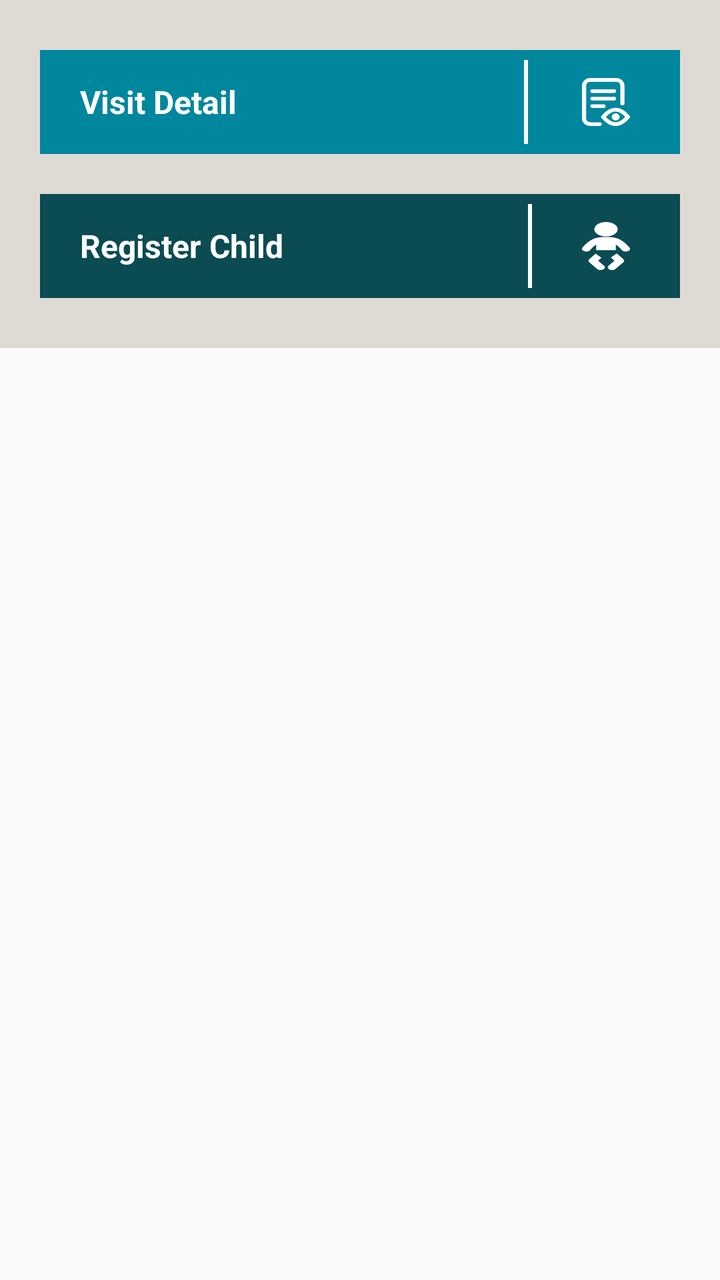
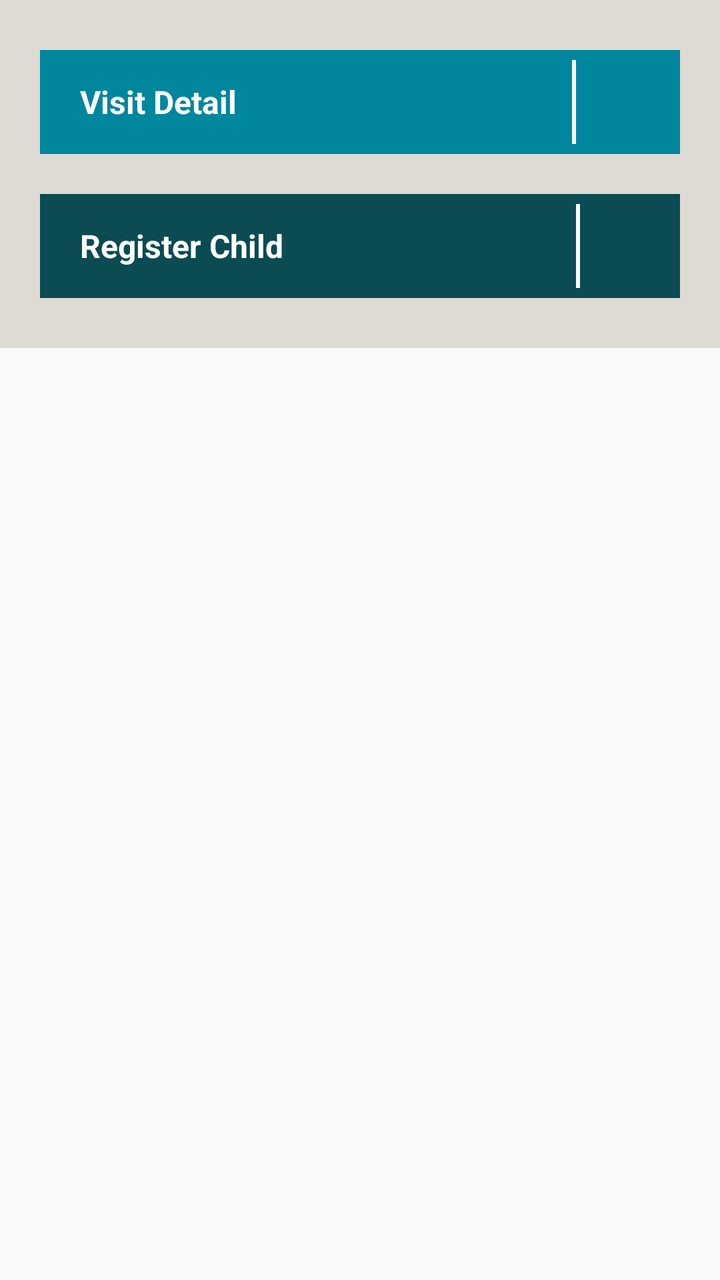

Before-and-after screenshots of an Android layout around one commit, followed by the original layout XML and the change that was made.
<!-- AndroidManifest.xml: application theme AppCompactTheme -->
<!-- res/layout/activity_register_child.xml -->
<?xml version="1.0" encoding="utf-8"?>
<LinearLayout xmlns:android="http://schemas.android.com/apk/res/android"
    android:orientation="vertical"
    android:layout_width="match_parent"
    android:layout_height="match_parent"
    android:background="@color/clmrs_bg">

    <LinearLayout
        android:layout_width="match_parent"
        android:layout_height="wrap_content"
        android:orientation="vertical"
        android:paddingLeft="20dp"
        android:paddingTop="25dp"
        android:paddingBottom="25dp"
        android:paddingRight="20dp"
        android:background="@color/clmrs_bg_gray">

    <RelativeLayout
        android:orientation="horizontal"
        android:id="@+id/childVisitDetailButton"
        android:layout_width="match_parent"
        android:gravity="center_vertical"
        android:layout_height="52dp"
        android:weightSum="3"
        android:background="@drawable/border_visit_detail_bg">

        <TextView
            android:layout_width="wrap_content"
            android:layout_height="wrap_content"
            android:text="@string/visit_detail"
            android:layout_gravity="center|left"
            android:paddingLeft="20dp"
            android:textStyle="bold"
            android:layout_centerVertical="true"
            android:layout_alignParentLeft="true"
            android:layout_toLeftOf="@+id/view_line_visit_detail"
            android:textSize="16dp"
            android:layout_weight="3"
            android:textColor="@color/ofis_base_font_white" />

        <View
            android:layout_width="2dp"
            android:layout_height="match_parent"
            android:id="@+id/view_line_visit_detail"
            android:layout_marginTop="5dp"
            android:layout_toLeftOf="@+id/imgv_visit_detail"
            android:layout_marginBottom="5dp"
            android:background="@color/ofis_base_font_white"/>

        <ImageView
            android:id="@+id/imgv_visit_detail"
            android:layout_width="wrap_content"
            android:layout_height="wrap_content"
            android:layout_alignParentRight="true"
            android:layout_centerVertical="true"
            android:layout_marginStart="2dp"
            android:layout_marginLeft="2dp"
            android:paddingLeft="25dp"
            android:paddingRight="25dp"
            android:src="@drawable/ic_detail_view" />

    </RelativeLayout>

        <RelativeLayout
            android:orientation="horizontal"
            android:id="@+id/addChildButton"
            android:layout_width="match_parent"
            android:gravity="center_vertical"
            android:layout_height="52dp"
            android:layout_marginTop="20dp"
            android:weightSum="3"
            android:background="@drawable/border_green_bg">

            <TextView
                android:layout_width="wrap_content"
                android:layout_height="wrap_content"
                android:text="@string/register_child"
                android:layout_gravity="center|left"
                android:paddingLeft="20dp"
                android:textStyle="bold"
                android:textColor="@color/ofis_base_font_white"
                android:layout_centerVertical="true"
                android:layout_alignParentLeft="true"
                android:layout_toLeftOf="@+id/view_line_register_child"
                android:textSize="16dp"
                android:layout_weight="3"/>

            <View
                android:layout_width="2dp"
                android:layout_height="match_parent"
                android:id="@+id/view_line_register_child"
                android:layout_marginTop="5dp"
                android:layout_toLeftOf="@+id/imgv_register_child"
                android:layout_marginBottom="5dp"
                android:background="@color/ofis_base_font_white"/>

            <ImageView
                android:layout_width="wrap_content"
                android:layout_height="wrap_content"
                android:paddingLeft="25dp"
                android:id="@+id/imgv_register_child"
                android:layout_alignParentRight="true"
                android:layout_centerVertical="true"
                android:paddingRight="25dp"
                android:src="@drawable/ic_reg_child"/>

        </RelativeLayout>
    </LinearLayout>



    <android.support.v7.widget.RecyclerView
        android:id="@+id/registerChildRecycleView"
        android:layout_width="match_parent"
        android:layout_height="wrap_content">
    </android.support.v7.widget.RecyclerView>

</LinearLayout>
<!-- resources referenced by this layout -->
<resources>
  <color name="clmrs_bg">#FAFAFA</color>
  <color name="clmrs_bg_gray">#DEDAD4</color>
  <color name="ofis_base_font_white">#ffffff</color>
  <!-- drawable border_green_bg (drawable-xhdpi) -->
  <?xml version="1.0" encoding="utf-8"?>
  <shape xmlns:android="http://schemas.android.com/apk/res/android" android:shape="rectangle">
      <solid android:color="@color/clmrs_tv_green" />
      <stroke
          android:width="1dip"
          android:color="@color/clmrs_tv_green" />
  </shape>
  <!-- drawable border_visit_detail_bg (drawable) -->
  <?xml version="1.0" encoding="utf-8"?>
  <shape xmlns:android="http://schemas.android.com/apk/res/android" android:shape="rectangle">
      <solid android:color="@color/child_visitdetailbg" />
      <stroke
          android:width="1dip"
          android:color="@color/child_visitdetailbg" />
  </shape>
  <string name="register_child">Register Child</string>
  <string name="visit_detail">Visit Detail</string>
  <style name="AppCompactTheme" parent="Theme.AppCompat.Light">
          
          <item name="android:spinnerStyle">@android:style/Widget.Holo.Light.Spinner</item>
          <item name="android:spinnerItemStyle">@style/SpinnerItem</item>
          <item name="android:spinnerDropDownItemStyle">@style/SpinnerItem.DropDownItem</item>
          <item name="android:dropDownListViewStyle">@style/StandardSpinner</item>
          <item name="android:actionBarStyle">@style/AppTheme.ActionBarStyle</item>
      </style>
  <color name="clmrs_tv_green">#0B4B52</color>
  <color name="child_visitdetailbg">#00869D</color>
  <style name="SpinnerItem" parent="Widget.AppCompat.TextView.SpinnerItem">
          <item name="android:textColor">@color/ofis_base_font_white</item>
          <item name="android:textSize">@dimen/ofis_spinner_text</item>
      </style>
  <style name="SpinnerItem.DropDownItem" parent="Widget.AppCompat.Light.DropDownItem.Spinner">
          <item name="android:textColor">@color/ofis_text_field</item>
          <item name="android:background">@color/ofis_spinner_item_background</item>
      </style>
  <style name="StandardSpinner" parent="Widget.AppCompat.ListView.DropDown">
          <item name="android:dividerHeight">@dimen/ofis_spinner_itemseparator</item>
          <item name="android:divider">@color/ofis_spinner_divider</item>
      </style>
  <style name="AppTheme.ActionBarStyle" parent="Theme.AppCompat.Light">
          <item name="android:titleTextStyle">@style/AppTheme.ActionBar.TitleTextStyle</item>
      </style>
  <dimen name="ofis_spinner_text">14sp</dimen>
  <color name="ofis_text_field">#DE000000</color>
  <color name="ofis_spinner_item_background">@color/ofis_actionbar_background</color>
  <dimen name="ofis_spinner_itemseparator">1dp</dimen>
  <color name="ofis_spinner_divider">#ff333333</color>
  <style name="AppTheme.ActionBar.TitleTextStyle" parent="android:TextAppearance">
          <item name="android:textSize">@dimen/ofis_med_text</item>
      </style>
  <color name="ofis_actionbar_background">#dddddd</color>
  <dimen name="ofis_med_text">15sp</dimen>
  <!-- unchanged entries left out for length: 2 -->
</resources>

<!-- the commit's change to res/layout/activity_register_child.xml (unified diff, before → after) -->
@@ -1,5 +1,6 @@
 <?xml version="1.0" encoding="utf-8"?>
 <LinearLayout xmlns:android="http://schemas.android.com/apk/res/android"
+    xmlns:app="http://schemas.android.com/apk/res-auto"
     android:orientation="vertical"
     android:layout_width="match_parent"
     android:layout_height="match_parent"
@@ -57,7 +58,7 @@
             android:layout_marginLeft="2dp"
             android:paddingLeft="25dp"
             android:paddingRight="25dp"
-            android:src="@drawable/ic_detail_view" />
+            app:srcCompat="@drawable/ic_detail_view" />
 
     </RelativeLayout>
 
@@ -102,17 +103,17 @@
                 android:layout_alignParentRight="true"
                 android:layout_centerVertical="true"
                 android:paddingRight="25dp"
-                android:src="@drawable/ic_reg_child"/>
+                app:srcCompat="@drawable/ic_reg_child"/>
 
         </RelativeLayout>
     </LinearLayout>
 
 
 
-    <android.support.v7.widget.RecyclerView
+    <androidx.recyclerview.widget.RecyclerView
         android:id="@+id/registerChildRecycleView"
         android:layout_width="match_parent"
         android:layout_height="wrap_content">
-    </android.support.v7.widget.RecyclerView>
+    </androidx.recyclerview.widget.RecyclerView>
 
 </LinearLayout>
<!-- resource entries referenced after the edit -->
@@ -23,11 +23,13 @@
   <string name="visit_detail">Visit Detail</string>
   <style name="AppCompactTheme" parent="Theme.AppCompat.Light">
           
-          <item name="android:spinnerStyle">@android:style/Widget.Holo.Light.Spinner</item>
+          <item name="spinnerStyle">@android:style/Widget.Holo.Light.Spinner</item>
           <item name="android:spinnerItemStyle">@style/SpinnerItem</item>
-          <item name="android:spinnerDropDownItemStyle">@style/SpinnerItem.DropDownItem</item>
-          <item name="android:dropDownListViewStyle">@style/StandardSpinner</item>
-          <item name="android:actionBarStyle">@style/AppTheme.ActionBarStyle</item>
+          <item name="spinnerDropDownItemStyle">@style/SpinnerItem.DropDownItem</item>
+          <item name="dropDownListViewStyle">@style/StandardSpinner</item>
+  
+          <item name="actionBarStyle">@style/AppTheme.ActionBarStyle</item>
+  
       </style>
   <color name="clmrs_tv_green">#0B4B52</color>
   <color name="child_visitdetailbg">#00869D</color>
@@ -37,14 +39,14 @@
       </style>
   <style name="SpinnerItem.DropDownItem" parent="Widget.AppCompat.Light.DropDownItem.Spinner">
           <item name="android:textColor">@color/ofis_text_field</item>
-          <item name="android:background">@color/ofis_spinner_item_background</item>
+          <item name="background">@color/ofis_spinner_item_background</item>
       </style>
   <style name="StandardSpinner" parent="Widget.AppCompat.ListView.DropDown">
           <item name="android:dividerHeight">@dimen/ofis_spinner_itemseparator</item>
-          <item name="android:divider">@color/ofis_spinner_divider</item>
+          <item name="divider">@color/ofis_spinner_divider</item>
       </style>
   <style name="AppTheme.ActionBarStyle" parent="Theme.AppCompat.Light">
-          <item name="android:titleTextStyle">@style/AppTheme.ActionBar.TitleTextStyle</item>
+          <item name="titleTextStyle">@style/AppTheme.ActionBar.TitleTextStyle</item>
       </style>
   <dimen name="ofis_spinner_text">14sp</dimen>
   <color name="ofis_text_field">#DE000000</color>
@@ -52,10 +54,11 @@
   <dimen name="ofis_spinner_itemseparator">1dp</dimen>
   <color name="ofis_spinner_divider">#ff333333</color>
   <style name="AppTheme.ActionBar.TitleTextStyle" parent="android:TextAppearance">
-          <item name="android:textSize">@dimen/ofis_med_text</item>
+          <item name="android:textSize">@dimen/ofis_large_text</item>
+          <item name="android:textStyle">bold</item>
       </style>
   <color name="ofis_actionbar_background">#dddddd</color>
-  <dimen name="ofis_med_text">15sp</dimen>
+  <dimen name="ofis_large_text">17sp</dimen>
   <!-- unchanged entries left out for length: 2 -->
 </resources>
 
